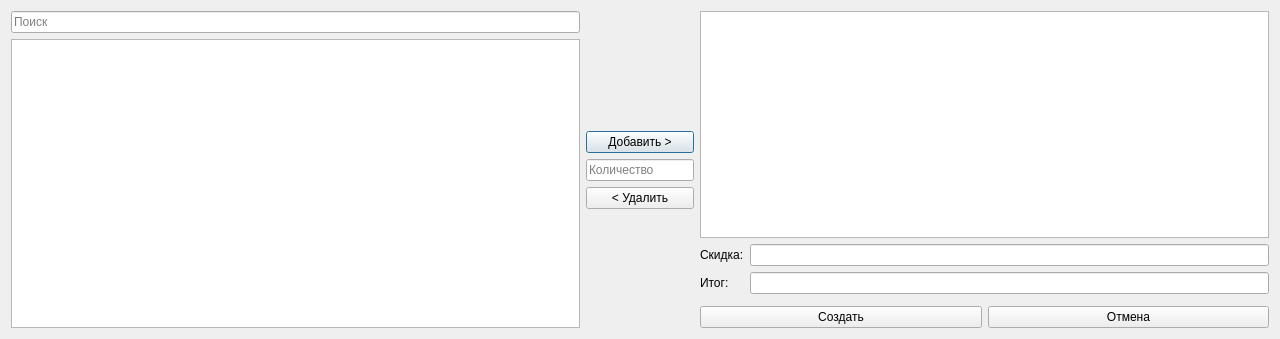
The window that dialog_create_order.ui (MukizuL/Retail-Sale-App) describes before a commit, drawn with Qt 5.
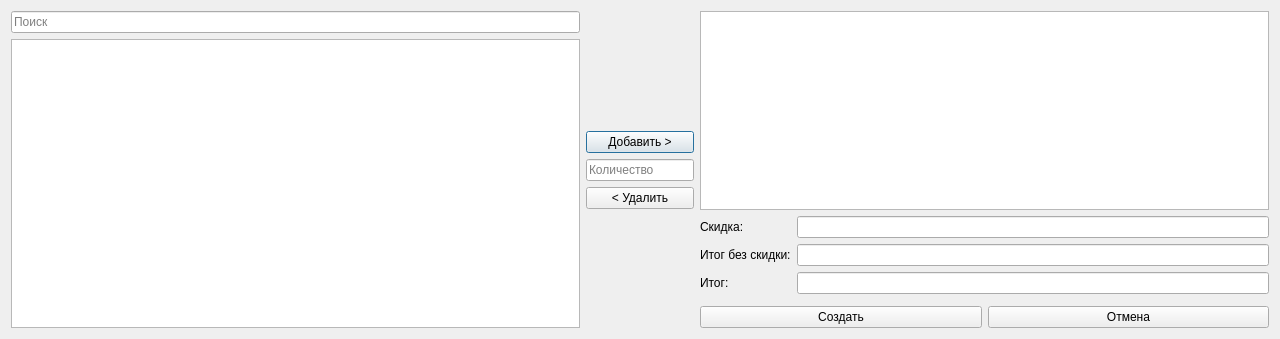
The same window after the commit.

Commit message: Made cart unique to every user

```diff
--- a/dialog_create_order.ui
+++ b/dialog_create_order.ui
@@ -225,7 +225,7 @@
          </property>
         </widget>
        </item>
-       <item row="1" column="0">
+       <item row="2" column="0">
         <widget class="QLabel" name="label_3">
          <property name="sizePolicy">
           <sizepolicy hsizetype="MinimumExpanding" vsizetype="Preferred">
@@ -238,7 +238,7 @@
          </property>
         </widget>
        </item>
-       <item row="1" column="1">
+       <item row="2" column="1">
         <widget class="QLineEdit" name="lineEdit_total">
          <property name="sizePolicy">
           <sizepolicy hsizetype="MinimumExpanding" vsizetype="Fixed">
@@ -251,6 +251,16 @@
          </property>
         </widget>
        </item>
+       <item row="1" column="0">
+        <widget class="QLabel" name="Label">
+         <property name="text">
+          <string>Итог без скидки:</string>
+         </property>
+        </widget>
+       </item>
+       <item row="1" column="1">
+        <widget class="QLineEdit" name="LineEdit_total_no_discount"/>
+       </item>
       </layout>
      </item>
      <item>
```
The commit also changes 2 other files.
